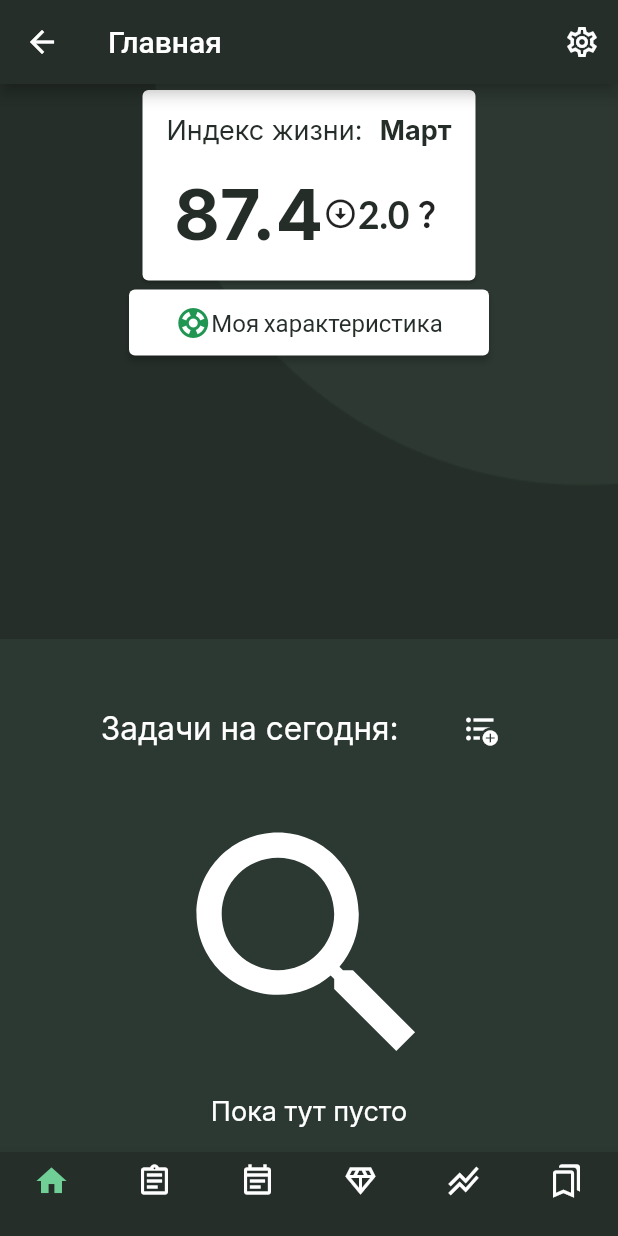
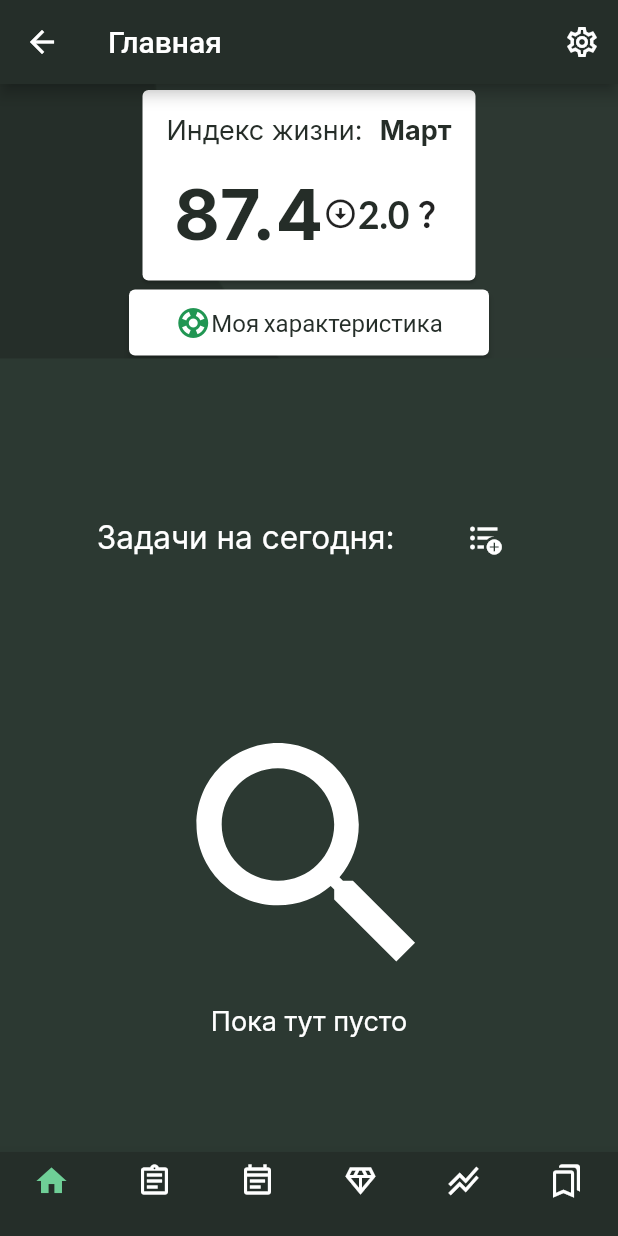
Before and after one commit to artemka-web3/IamAppV2, a Flutter app: the MyApp screen opened directly, on a phone screen of 412 x 824 dp. Run offline on Flutter 3.47's test engine with Material 2 defaults, Android fonts, the phone set to English and light mode, and no system bars; our stand-ins replace firebase_core, google_fonts; missing offline and left inert: dart:ffi; accounts and stored records are empty; project files that could hold a hidden picture were left out.

Commit message:
Fix Container heigh

```diff
--- a/lib/pages/home.dart
+++ b/lib/pages/home.dart
@@ -113,10 +113,11 @@
             ),
           ],
         ),
-        Container(
-          padding: const EdgeInsets.all(16.0),
+        Expanded(
+          child: Container(
+            padding: const EdgeInsets.all(8.0),
             width: MediaQuery.of(context).size.width,
-          color: const Color(0xFF2C3932),
+            color: Color(0xFF2C3932),
             child: Column(
                 mainAxisAlignment: MainAxisAlignment.spaceEvenly,
                 children: [
@@ -163,6 +164,7 @@
                     ],
                   )
                 ]),
+          ),
         )
       ]),
     );
```
Lines whose indentation alone changed are shown as unchanged.
